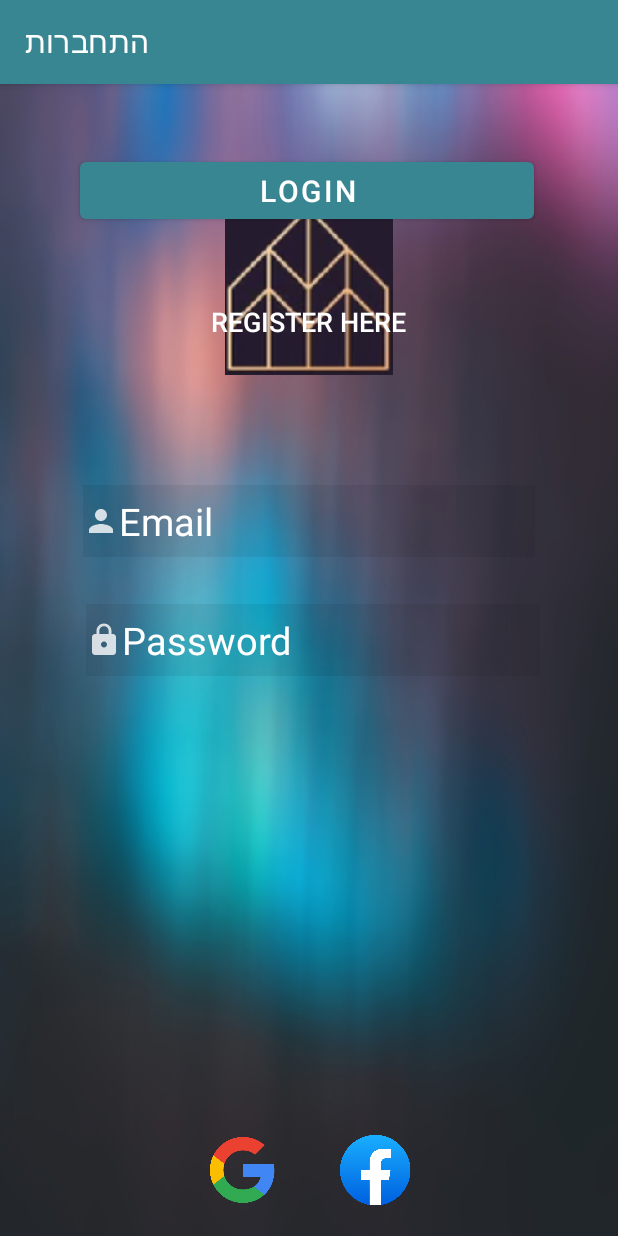
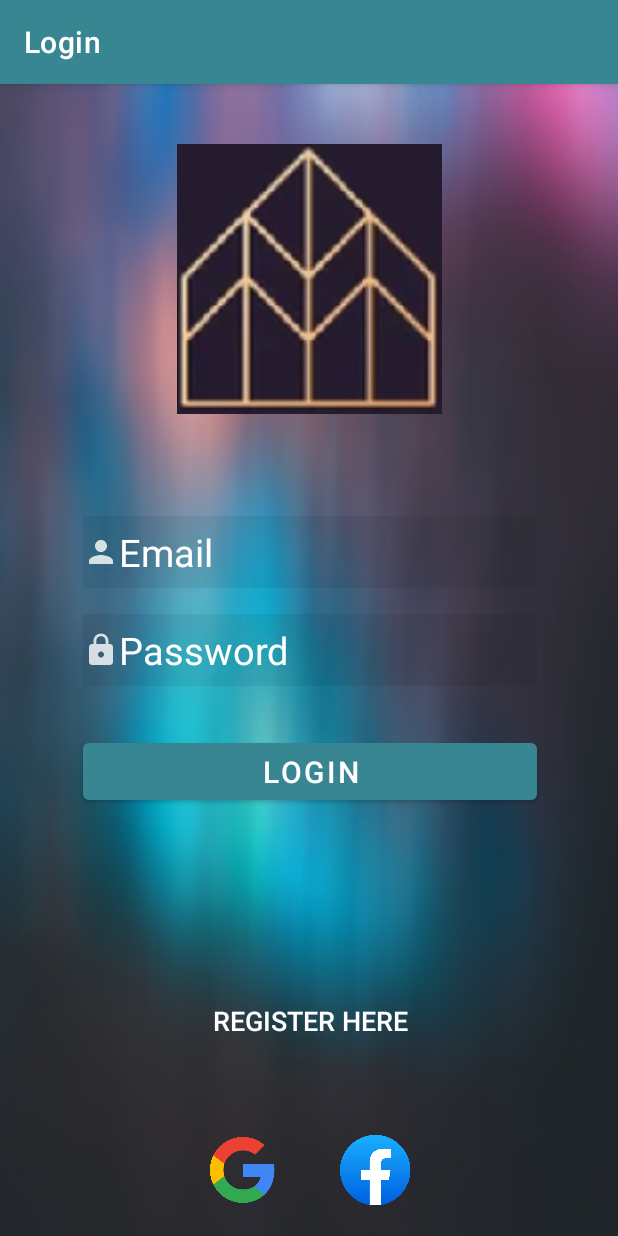
Before and after one commit to azxs120/Final-Project-Prototype, an Android app: the screen it shows after launch (LoginActivity), on a phone screen of 412 x 824 dp. Run offline under Robolectric (Android 15) with nearby library versions, the phone set to English and light mode, and no system bars; libraries missing offline, so code that uses them is left out: io.realm, io.realm.mongodb, org.bson; 2 statements that could not run were skipped.

Commit message:
login screen
ניקוי מסך הלוגין מהתראות של המערכת.
יצירת קישור עם DB למילוי שורה שלמה בDB

```diff
--- a/app/src/main/java/com/example/prototype/LoginActivity.java
+++ b/app/src/main/java/com/example/prototype/LoginActivity.java
@@ -1,9 +1,6 @@
 package com.example.prototype;
 
 import androidx.appcompat.app.AppCompatActivity;
-
-
-
 import android.content.Intent;
 import android.os.Bundle;
 import android.util.Log;
@@ -31,22 +28,18 @@ import io.realm.mongodb.mongo.MongoDatabase;
 
 
 public class LoginActivity extends AppCompatActivity {
-
     //this is the connection string;
     private String appId = "application-1-sfnjp";
-
-    //this belongs to google connection
-    //private GoogleSignInClient mGSIC;
 
     //DB instance
     MongoDatabase mongoDatabase;
     MongoClient mongoClient;
 
-
     @Override
     protected void onCreate(Bundle savedInstanceState) {
         super.onCreate(savedInstanceState);
         setContentView(R.layout.activity_login);
+        this.setTitle("Login");
 
         Button loginBtn;
         Button register;
@@ -60,15 +53,6 @@ public class LoginActivity extends AppCompatActivity {
         //this will build a new app object
         App app = new App(new AppConfiguration.Builder(appId).build());
 
-/*
-
-//google part
-        GoogleSignInOptions gso = new GoogleSignInOptions.Builder(GoogleSignInOptions.DEFAULT_SIGN_IN).
-                requestIdToken(getString(R.string.server_client_id)).requestEmail().build();
-        mGSIC = GoogleSignIn.getClient(this, gso);
-*/
-
-        this.setTitle("התחברות");
 
 
         loginBtn =  findViewById(R.id.loginBtn);
@@ -80,11 +64,12 @@ public class LoginActivity extends AppCompatActivity {
                 User user = app.currentUser();
                 mongoClient = user.getMongoClient("mongodb-atlas");
                 mongoDatabase = mongoClient.getDatabase("RentMe");//the cluster(project)
-                MongoCollection <Document> mongoCollection = mongoDatabase.getCollection("Person");//the table
 
-                //a code that creates a
-                mongoCollection.insertOne(new Document("Email", user.getId()).append("Email",
-                        emailEditText.getText().toString()) ).getAsync(result -> {
+                Document doc = new Document() ;
+                doc.append("Email", emailEditText.getText().toString());
+                doc.append("Password", passwordEditText.getText().toString());
+
+                mongoDatabase.getCollection("Person").insertOne(doc).getAsync(result -> {
                     if(result.isSuccess()) {
                         Log.v("Data", "Data Inserted Successfully");
                         Snackbar.make(view, "Data Inserted Successfully", Snackbar.LENGTH_LONG)
@@ -93,20 +78,6 @@ public class LoginActivity extends AppCompatActivity {
                     else
                         Log.v("Data","our Error " + result.getError().toString());
                 });
-                //a code that creates a
-                mongoCollection.insertOne(new Document("Password", user.getId()).append("Password",
-                        passwordEditText.getText().toString()) ).getAsync(result -> {
-                            if(result.isSuccess()) {
-                                Log.v("Data", "Data Inserted Successfully");
-                                Snackbar.make(view, "Data Inserted Successfully", Snackbar.LENGTH_LONG)
-                                        .setAction("Action", null).show();
-                            }
-                            else
-                                Log.v("Data","our Error " + result.getError().toString());
-                });
-
-
-
 
                 //create a new activity
                 Intent intentLoadNewActivity = new Intent(LoginActivity.this, MainActivity.class);
--- a/app/src/main/res/layout/activity_login.xml
+++ b/app/src/main/res/layout/activity_login.xml
@@ -10,17 +10,18 @@
 
     <ImageView
         android:id="@+id/imageView"
-        android:layout_width="111dp"
-        android:layout_height="122dp"
+        android:layout_width="wrap_content"
+        android:layout_height="185dp"
         android:layout_alignParentStart="true"
+        android:layout_alignParentTop="true"
         android:layout_alignParentEnd="true"
-        android:layout_marginStart="150dp"
-        android:layout_marginTop="76dp"
-        android:layout_marginEnd="150dp"
+        android:layout_marginStart="118dp"
+        android:layout_marginTop="37dp"
+        android:layout_marginEnd="117dp"
         app:layout_constraintEnd_toEndOf="parent"
         app:layout_constraintTop_toTopOf="parent"
-        app:srcCompat="@drawable/logo" />
-
+        app:srcCompat="@drawable/logo"
+        android:contentDescription="@string/our_logo" />
 
     <EditText
         android:id="@+id/email"
@@ -30,72 +31,73 @@
         android:layout_alignParentStart="true"
         android:layout_alignParentEnd="true"
         android:layout_marginStart="55dp"
-        android:layout_marginTop="69dp"
-        android:layout_marginEnd="55dp"
+        android:layout_marginTop="65dp"
+        android:layout_marginEnd="54dp"
         android:background="#11000000"
-        android:drawableLeft="@drawable/ic_action_user"
+        android:drawableStart="@drawable/ic_action_user"
         android:ems="10"
-        android:hint="Email"
-        android:inputType="textPersonName"
+        android:hint="@string/email"
+        android:inputType="textEmailAddress"
         android:textColorHint="@color/white"
-        android:textSize="25dp"
+        android:textSize="25sp"
         app:layout_constraintEnd_toEndOf="parent"
-        app:layout_constraintTop_toTopOf="parent" />
+        app:layout_constraintTop_toTopOf="parent"
+        android:autofillHints="username" />
 
     <EditText
         android:id="@+id/editTextPassword"
         android:layout_width="300dp"
         android:layout_height="48dp"
         android:layout_below="@+id/email"
-
+        android:autofillHints="password"
         android:layout_alignParentStart="true"
         android:layout_alignParentEnd="true"
-        android:layout_marginStart="57dp"
-        android:layout_marginTop="31dp"
-        android:layout_marginEnd="52dp"
+        android:layout_marginStart="55dp"
+        android:layout_marginTop="17dp"
+        android:layout_marginEnd="54dp"
         android:background="#11000000"
-        android:drawableLeft="@drawable/ic_action_lock"
+        android:drawableStart="@drawable/ic_action_lock"
         android:ems="10"
-        android:hint="Password"
+        android:hint="@string/password"
         android:inputType="textPassword"
         android:textColorHint="@color/white"
-        android:textSize="25dp"
+        android:textSize="25sp"
         app:layout_constraintEnd_toEndOf="@+id/email"
         app:layout_constraintTop_toBottomOf="@+id/email" />
 
     <Button
         android:id="@+id/Register"
+        style="@style/Widget.AppCompat.Button.Borderless"
         android:layout_width="300dp"
         android:layout_height="50dp"
         android:layout_below="@+id/loginBtn"
         android:layout_alignParentStart="true"
+
         android:layout_alignParentEnd="true"
+        android:layout_marginStart="55dp"
+        android:layout_marginTop="116dp"
+        android:layout_marginEnd="54dp"
+        android:text="@string/register_here"
 
-        android:layout_marginStart="55dp"
-        android:layout_marginTop="37dp"
-        android:layout_marginEnd="56dp"
-        style="@style/Widget.AppCompat.Button.Borderless"
-        android:text="Register Here"
-
-        android:textSize="18dp"
+        android:textSize="18sp"
 
         app:layout_constraintEnd_toEndOf="parent"
-        app:layout_constraintTop_toBottomOf="@+id/editTextTextPassword" />
+        app:layout_constraintTop_toBottomOf="@+id/editTextPassword" />
 
     <Button
         android:id="@+id/loginBtn"
         android:layout_width="300dp"
         android:layout_height="50dp"
-        android:layout_below="@+id/editTextTextPassword"
+        android:layout_below="@+id/editTextPassword"
         android:layout_alignParentStart="true"
         android:layout_alignParentEnd="true"
-        android:layout_marginStart="53dp"
-        android:layout_marginTop="46dp"
-        android:layout_marginEnd="56dp"
-        android:text="Login"
-        android:textSize="20dp"
+        android:layout_marginStart="55dp"
+        android:layout_marginTop="32dp"
+        android:layout_marginEnd="54dp"
+        android:text="@string/login"
+        android:textSize="20sp"
         app:layout_constraintEnd_toEndOf="parent"
-        app:layout_constraintTop_toBottomOf="@+id/editTextTextPassword" />
+        app:layout_constraintTop_toBottomOf="@+id/editTextPassword" />
 
     <LinearLayout
         android:layout_width="match_parent"
@@ -108,13 +110,15 @@
             android:layout_width="48dp"
             android:layout_height="48dp"
             android:layout_margin="20dp"
-            android:src="@drawable/google" />
+            android:src="@drawable/google"
+            android:contentDescription="@string/login_Btn" />
         <ImageView
             android:layout_width="48dp"
             android:layout_height="48dp"
             android:id="@+id/fb_btn"
             android:layout_margin="20dp"
-            android:src="@drawable/facebook" />
+            android:src="@drawable/facebook"
+            android:contentDescription="@string/fb_btn" />
     </LinearLayout>
 
 
--- a/app/src/main/res/values/strings.xml
+++ b/app/src/main/res/values/strings.xml
@@ -40,6 +40,13 @@
     <string name="choose">בחרו מתוך חיפוש מתקדם</string>
     <string name="find">חפש</string>
     <string name="server_client_id">WEB CLIENT ID</string>
+    <string name="our_logo">Our Logo</string>
+    <string name="email">Email</string>
+    <string name="password">Password</string>
+    <string name="register_here">Register Here</string>
+    <string name="login">Login</string>
+    <string name="login_Btn">LoginBtn</string>
+    <string name="fb_btn">FB_Btn</string>
 
 
 </resources>
```
Lines whose indentation alone changed are shown as unchanged.
